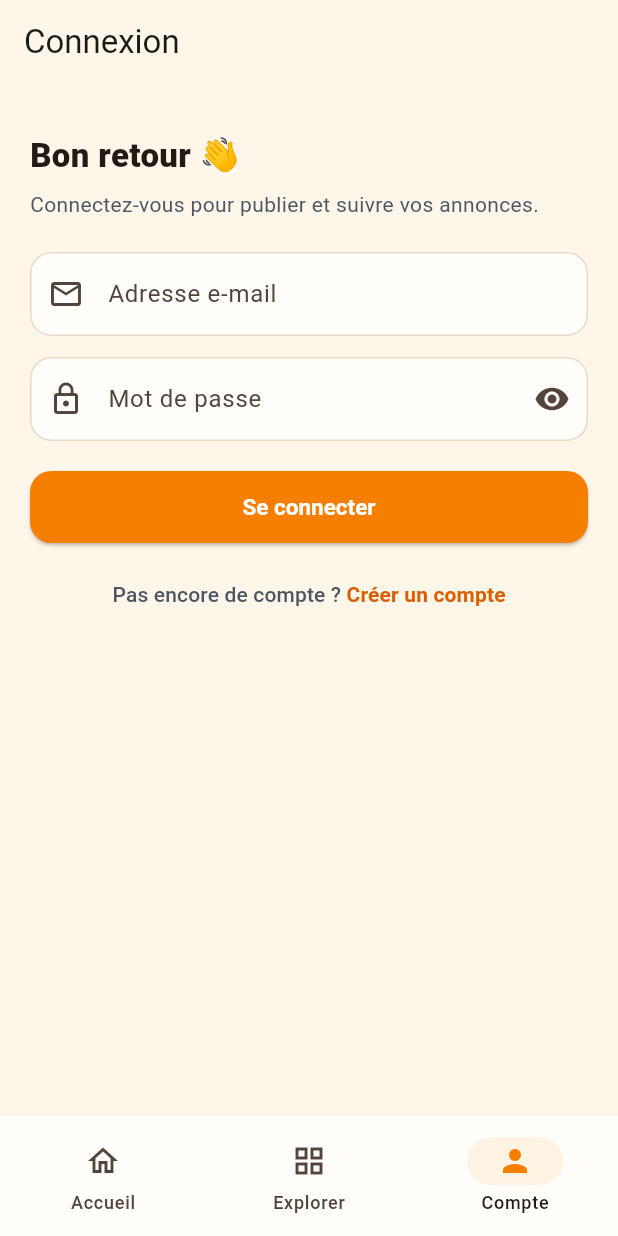
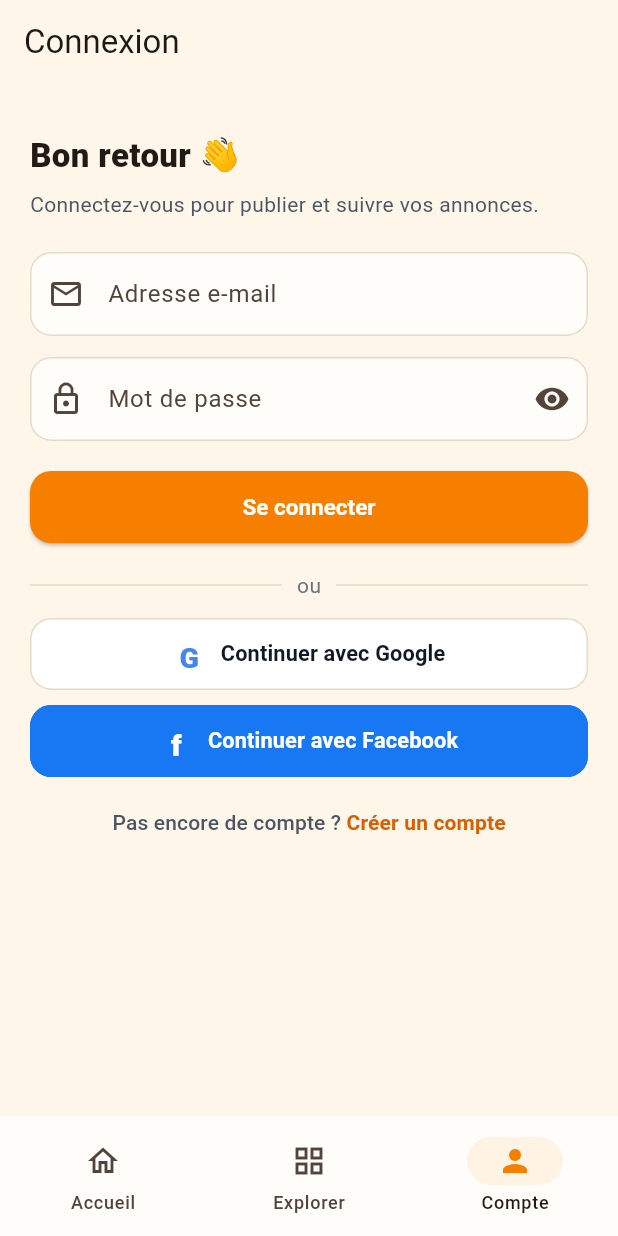
Before and after one commit to Williamszika/Chap.ci, a Flutter app: the screen it shows after launch, item 3 of the bottom bar chosen, on a phone screen of 412 x 824 dp. Run offline on Flutter 3.47's test engine with Material 3 defaults, Android fonts, the phone set to English and light mode, and no system bars; our stand-ins replace shared_preferences; network calls fail.

Commit message:
App Flutter : boutons Google et Facebook (moitié serveur câblée)
Le site a déjà Google et Facebook ; le serveur sait les traiter (routes
/auth/google avec {credential} et /auth/facebook avec {accessToken}). L'app
reçoit maintenant les boutons « Continuer avec Google / Facebook » sur la
connexion ET l'inscription, et la moitié serveur est prête (auth_social.dart
poste le jeton et ouvre la session).

La moitié téléphone — obtenir le jeton — demande les paquets natifs et une
configuration console (client OAuth Google + app Facebook, enregistrés avec le
SHA-1 de l'app lu dans la Play Console, jamais dans le keystore). Tant que ce
n'est pas fait, un appui explique poliment que le bouton s'activera bientôt,
sans planter, et l'inscription par e-mail reste disponible. README détaille
l'activation.

Co-Authored-By: Claude Opus 4.8 <noreply@anthropic.com>
Claude-Session: https://claude.ai/code/session_016afBC3axiNMzY6uoJrGgLp

```diff
--- /dev/null
+++ b/flutter_app/lib/api/auth_social.dart
@@ -0,0 +1,38 @@
+import 'api_client.dart';
+
+/// Connexion via un fournisseur externe (Google, Facebook).
+///
+/// Branchée sur les routes EXISTANTES du serveur — exactement celles du site :
+///   · POST /auth/google    { credential: <ID token Google> }   → { token, user }
+///   · POST /auth/facebook   { accessToken: <token Facebook> }   → { token, user }
+///
+/// Ici on ne fait QUE la moitié serveur (envoyer le jeton et ouvrir la session).
+/// L'autre moitié — obtenir le jeton depuis le téléphone — demande les paquets
+/// natifs (`google_sign_in`, `flutter_facebook_auth`) ET une configuration
+/// console (voir README : client OAuth Google + app Facebook, enregistrés avec
+/// le SHA-1 de l'application lu dans la Play Console — jamais dans le keystore).
+///
+/// Tant que cette configuration n'est pas faite, `disponible` reste faux et les
+/// boutons expliquent honnêtement qu'ils sont à activer, au lieu de planter.
+class AuthSocial {
+  AuthSocial._();
+  static final AuthSocial instance = AuthSocial._();
+
+  /// Passe à `true` une fois les paquets natifs ajoutés et la console
+  /// configurée (voir README, section « Connexion Google & Facebook »).
+  static const bool disponible = false;
+
+  /// Envoie au serveur un ID token Google déjà obtenu côté téléphone.
+  Future<void> avecGoogle(String idToken) async {
+    final d = await ApiClient.instance
+        .post('/auth/google', {'credential': idToken});
+    await ApiClient.instance.appliquerReponseJeton(d);
+  }
+
+  /// Envoie au serveur un jeton d'accès Facebook déjà obtenu côté téléphone.
+  Future<void> avecFacebook(String accessToken) async {
+    final d = await ApiClient.instance
+        .post('/auth/facebook', {'accessToken': accessToken});
+    await ApiClient.instance.appliquerReponseJeton(d);
+  }
+}
--- a/flutter_app/lib/screens/account_screen.dart
+++ b/flutter_app/lib/screens/account_screen.dart
@@ -1,6 +1,7 @@
 import 'package:flutter/material.dart';
 import '../api/api_client.dart';
 import '../theme.dart';
+import '../widgets/social_buttons.dart';
 import 'register_screen.dart';
 
 /// Compte — connexion, ou état « connecté » si un jeton est déjà présent.
@@ -179,7 +180,11 @@ class _AccountScreenState extends State<AccountScreen> {
                           strokeWidth: 2, color: Colors.white))
                   : const Text('Se connecter'),
             ),
-            const SizedBox(height: 10),
+            const SizedBox(height: 18),
+            SocialButtons(onConnecte: () {
+              if (mounted) setState(() {});
+            }),
+            const SizedBox(height: 6),
             Center(
               child: TextButton(
                 onPressed: _enCours ? null : _ouvrirInscription,
--- /dev/null
+++ b/flutter_app/lib/widgets/social_buttons.dart
@@ -0,0 +1,146 @@
+import 'package:flutter/material.dart';
+import '../api/auth_social.dart';
+import '../theme.dart';
+
+/// Les boutons « Continuer avec Google / Facebook », partagés par la connexion
+/// et l'inscription.
+///
+/// Le serveur sait déjà les traiter (mêmes routes que le site). L'obtention du
+/// jeton côté téléphone demande une configuration console (voir README) ; tant
+/// qu'elle n'est pas faite (`AuthSocial.disponible == false`), un appui explique
+/// honnêtement que le bouton est à activer — jamais un plantage.
+class SocialButtons extends StatelessWidget {
+  /// Appelé après une connexion sociale réussie (pour rafraîchir l'écran).
+  final VoidCallback? onConnecte;
+  const SocialButtons({super.key, this.onConnecte});
+
+  @override
+  Widget build(BuildContext context) {
+    return Column(
+      children: [
+        Row(
+          children: const [
+            Expanded(child: Divider(color: ChapColors.line2)),
+            Padding(
+              padding: EdgeInsets.symmetric(horizontal: 10),
+              child: Text('ou', style: TextStyle(color: ChapColors.gray500)),
+            ),
+            Expanded(child: Divider(color: ChapColors.line2)),
+          ],
+        ),
+        const SizedBox(height: 12),
+        _bouton(
+          context: context,
+          fournisseur: 'Google',
+          fond: Colors.white,
+          texteCol: ChapColors.gray900,
+          bord: ChapColors.line2,
+          logo: const _LogoG(),
+        ),
+        const SizedBox(height: 10),
+        _bouton(
+          context: context,
+          fournisseur: 'Facebook',
+          fond: const Color(0xFF1877F2),
+          texteCol: Colors.white,
+          bord: const Color(0xFF1877F2),
+          logo: const Text('f',
+              style: TextStyle(
+                  color: Colors.white,
+                  fontWeight: FontWeight.w900,
+                  fontSize: 20)),
+        ),
+      ],
+    );
+  }
+
+  Widget _bouton({
+    required BuildContext context,
+    required String fournisseur,
+    required Color fond,
+    required Color texteCol,
+    required Color bord,
+    required Widget logo,
+  }) {
+    return SizedBox(
+      width: double.infinity,
+      height: 48,
+      child: OutlinedButton(
+        onPressed: () => _appui(context, fournisseur),
+        style: OutlinedButton.styleFrom(
+          backgroundColor: fond,
+          side: BorderSide(color: bord),
+          shape:
+              RoundedRectangleBorder(borderRadius: BorderRadius.circular(14)),
+        ),
+        child: Row(
+          mainAxisAlignment: MainAxisAlignment.center,
+          children: [
+            SizedBox(width: 22, height: 22, child: Center(child: logo)),
+            const SizedBox(width: 10),
+            Text('Continuer avec $fournisseur',
+                style: TextStyle(
+                    color: texteCol,
+                    fontSize: 14.5,
+                    fontWeight: FontWeight.w600)),
+          ],
+        ),
+      ),
+    );
+  }
+
+  void _appui(BuildContext context, String fournisseur) {
+    if (AuthSocial.disponible) {
+      // Activé plus tard : ici on lancera la connexion native puis onConnecte().
+      return;
+    }
+    showModalBottomSheet(
+      context: context,
+      backgroundColor: ChapColors.cream,
+      shape: const RoundedRectangleBorder(
+          borderRadius: BorderRadius.vertical(top: Radius.circular(20))),
+      builder: (context) => Padding(
+        padding: const EdgeInsets.fromLTRB(20, 20, 20, 30),
+        child: Column(
+          mainAxisSize: MainAxisSize.min,
+          crossAxisAlignment: CrossAxisAlignment.start,
+          children: [
+            const Icon(Icons.info_outline, color: ChapColors.orange),
+            const SizedBox(height: 10),
+            Text('Connexion $fournisseur — bientôt',
+                style: const TextStyle(
+                    fontSize: 16, fontWeight: FontWeight.bold)),
+            const SizedBox(height: 8),
+            const Text(
+              'Le serveur sait déjà gérer Google et Facebook (comme sur le site). '
+              'Dans l’application, ce bouton s’activera une fois la configuration '
+              'terminée. En attendant, créez votre compte avec votre e-mail.',
+              style: TextStyle(
+                  fontSize: 14, height: 1.5, color: ChapColors.gray700),
+            ),
+            const SizedBox(height: 16),
+            SizedBox(
+              width: double.infinity,
+              child: ElevatedButton(
+                  onPressed: () => Navigator.pop(context),
+                  child: const Text('J’ai compris')),
+            ),
+          ],
+        ),
+      ),
+    );
+  }
+}
+
+/// Un « G » multicolore approximatif, sans image externe.
+class _LogoG extends StatelessWidget {
+  const _LogoG();
+  @override
+  Widget build(BuildContext context) {
+    return const Text('G',
+        style: TextStyle(
+            fontSize: 19,
+            fontWeight: FontWeight.w800,
+            color: Color(0xFF4285F4)));
+  }
+}
```
Also changed, not shown: flutter_app/lib/api/api_client.dart (+10 -0 lines), flutter_app/lib/screens/register_screen.dart (+6 -1 lines), 1 other file.
